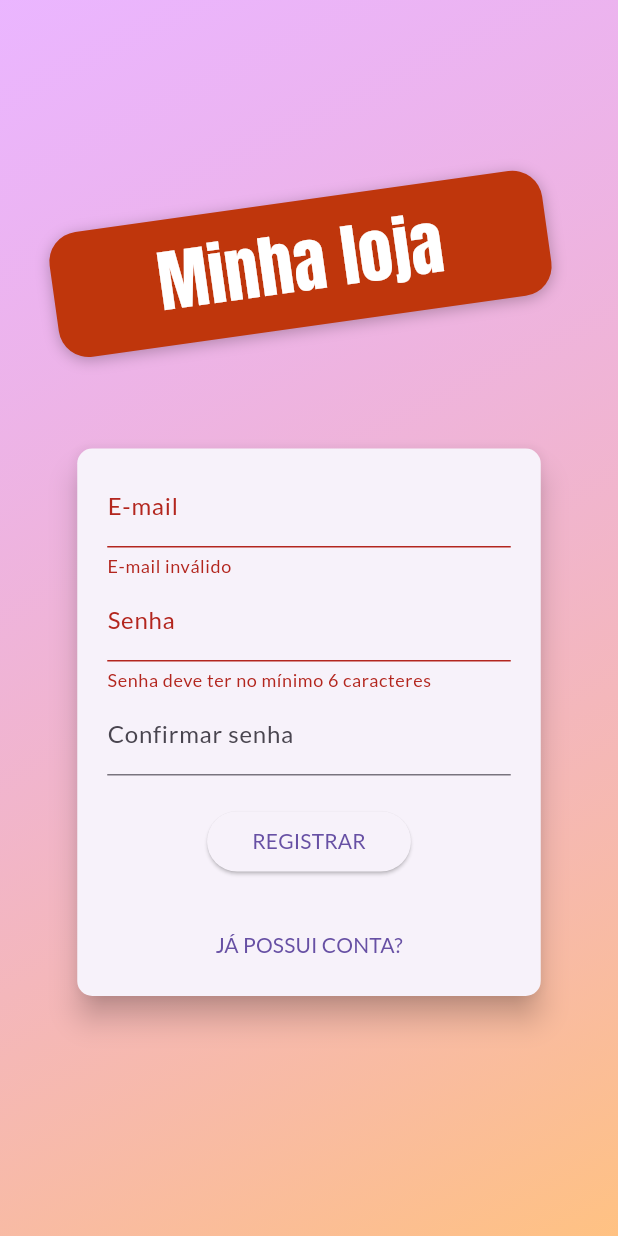
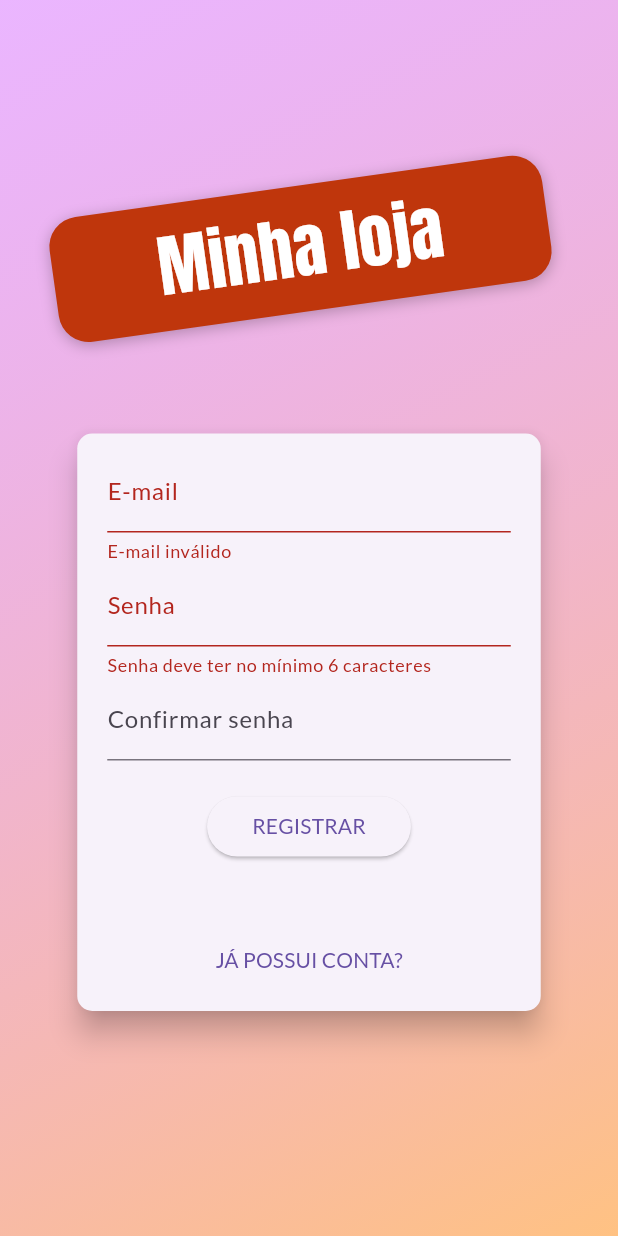
Before and after one commit to gabrielnavas/shop_flutter_auth_firebase_app, a Flutter app: the screen it shows after launch, after a tap on "ENTRAR", after a tap on "DESEJA REGISTRAR?", on a phone screen of 412 x 824 dp. Run offline on Flutter 3.47's test engine with Material 3 defaults, Android fonts, the phone set to English and light mode, and no system bars; our stand-ins replace faker.

Commit message:
fix height form

```diff
--- a/lib/components/auth_form.dart
+++ b/lib/components/auth_form.dart
@@ -49,7 +49,7 @@ class _AuthFormState extends State<AuthForm> {
       elevation: 8,
       shape: RoundedRectangleBorder(borderRadius: BorderRadius.circular(10)),
       child: Container(
-        height: _isSignup() ? 365 : 320,
+        height: _isSignup() ? 385 : 320,
         width: deviceSize.width * 0.75,
         padding: const EdgeInsets.symmetric(
           horizontal: 20,
```
